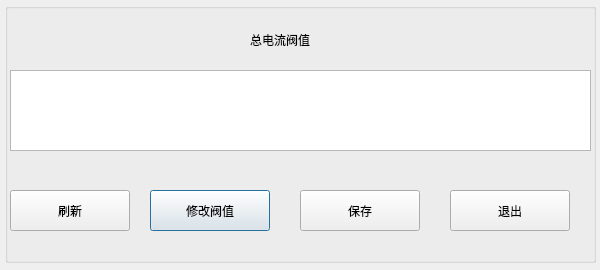
The window that TestCabinet/total/total_thresholddlg.ui (luozhiyong131/BusBar) describes before a commit, drawn with Qt 5.
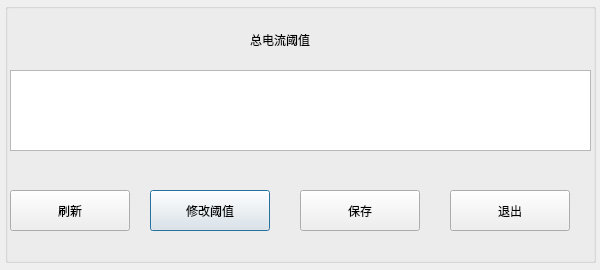
The same window after the commit.

Commit message: change:修改閥值 - 阈值

Diff of the .ui file:
```diff
--- a/TestCabinet/total/total_thresholddlg.ui
+++ b/TestCabinet/total/total_thresholddlg.ui
@@ -23,7 +23,7 @@
     </rect>
    </property>
    <property name="text">
-    <string>修改阀值</string>
+    <string>修改阈值</string>
    </property>
   </widget>
   <widget class="QPushButton" name="quitBtn">
@@ -85,7 +85,7 @@
     </rect>
    </property>
    <property name="text">
-    <string>总电流阀值</string>
+    <string>总电流阈值</string>
    </property>
    <property name="alignment">
     <set>Qt::AlignCenter</set>
```
The commit also changes 14 other files.
